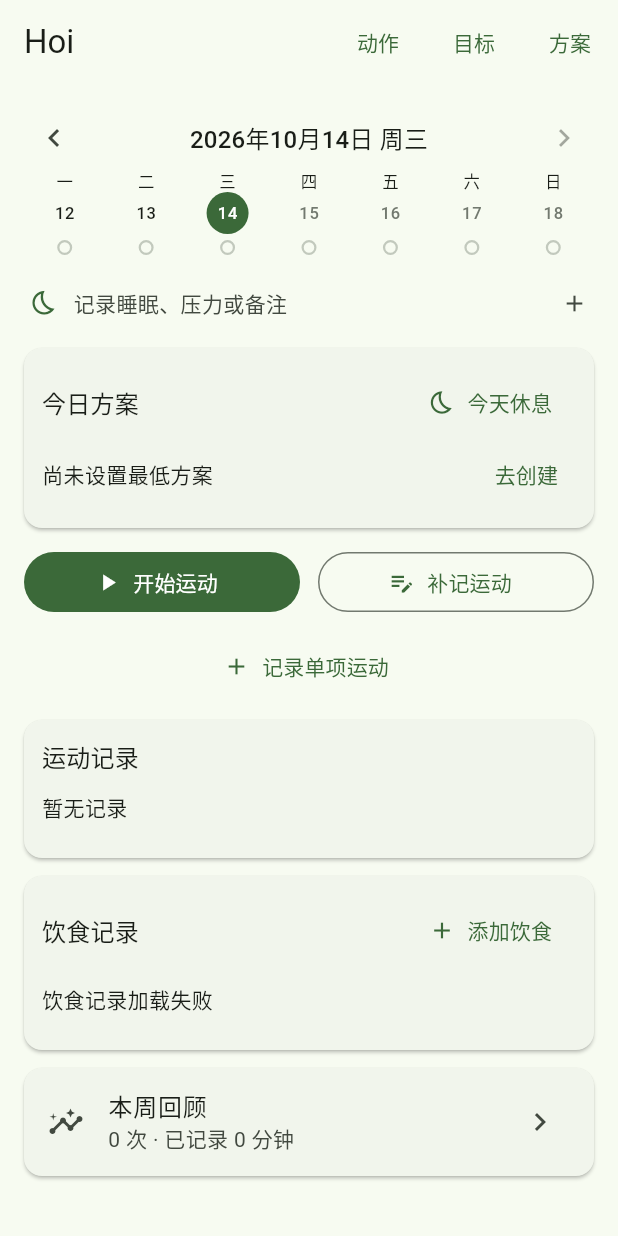
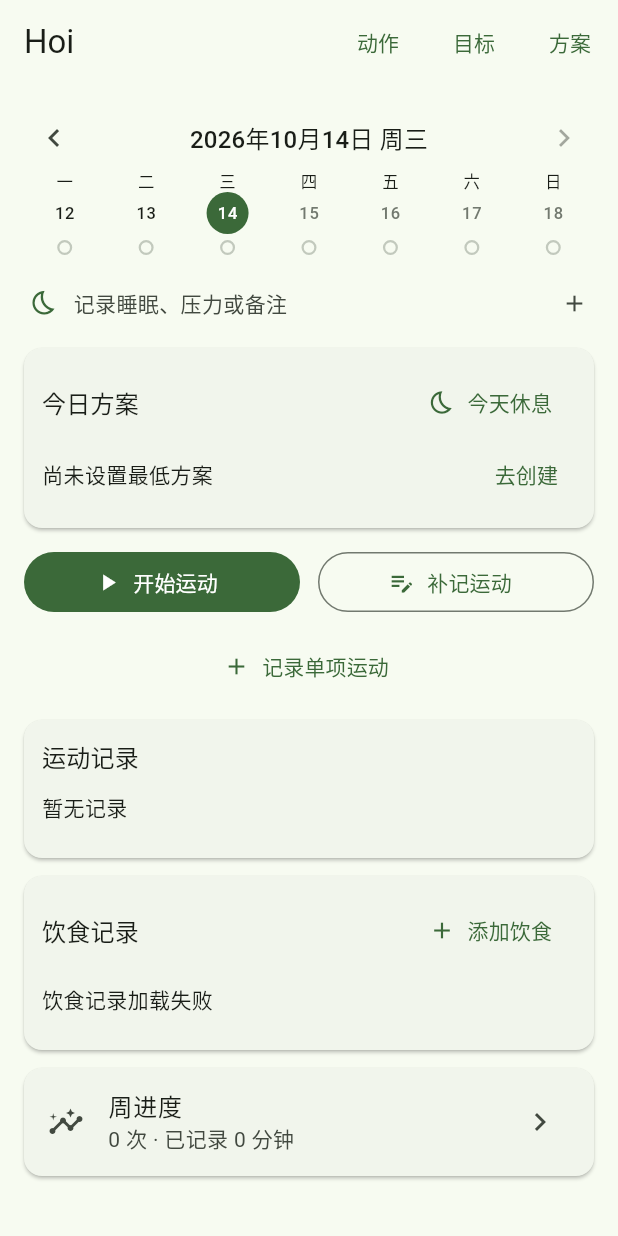
Before and after one commit to GES233/Hoi, a Flutter app: the screen it shows after launch, on a phone screen of 412 x 824 dp. Run offline on Flutter 3.47's test engine with Material 3 defaults, Android fonts, the phone set to English and light mode, and no system bars; our stand-ins replace drift, drift_flutter, flutter_riverpod; accounts and stored records are empty; generated files the repository leaves out were written again.

Commit message:
feat: 首页改为周进度入口，周进度页只读
- 入口与页面「本周回顾」改名「周进度」；副标题时长改用「不足 1 分钟」口径，
  不再把未满一分钟的记录显示成 0 分钟
- 周条的日期格抽成 WeekDayRow，周进度页只作展示，点日期不再改全局选中日期
- 点阵图例补回周进度页（WeekStatusLegend），并修正 StatusDot 上失真的注释
- 入口在统计加载失败时不可点，避免跳进同样加载失败的页面

```diff
--- a/lib/screens/home_screen.dart
+++ b/lib/screens/home_screen.dart
@@ -6,7 +6,7 @@ import '../widgets/home_cards.dart';
 import '../widgets/home_workout_cards.dart';
 import '../widgets/daily_checkin_card.dart';
 import '../widgets/week_strip.dart';
-import '../widgets/weekly_review_entry.dart';
+import '../widgets/week_progress_entry.dart';
 import 'exercises_screen.dart';
 import 'plans_screen.dart';
 import 'rules_screen.dart';
@@ -14,7 +14,7 @@ import 'rules_screen.dart';
 /// 首页：行动入口优先，不使用悬浮按钮。
 /// 顺序：周条（选日期 + 本周落实点阵，非今天可回今天）→ 每日状态 → 今日方案 →
 /// 开始/补记/单项入口 → 进行中的训练（与选中日期无关）→ 当日运动记录 →
-/// 饮食入口与摘要 → 紧凑本周回顾入口
+/// 饮食入口与摘要 → 紧凑周进度入口
 class HomeScreen extends ConsumerWidget {
   const HomeScreen({super.key});
 
@@ -74,7 +74,7 @@ class HomeScreen extends ConsumerWidget {
           const SizedBox(height: 12),
           FoodSection(entriesAsync: foodAsync),
           const SizedBox(height: 12),
-          const WeeklyReviewEntry(),
+          const WeekProgressEntry(),
         ],
       ),
     );
--- /dev/null
+++ b/lib/widgets/week_progress_entry.dart
@@ -0,0 +1,48 @@
+import 'package:flutter/material.dart';
+import 'package:flutter_riverpod/flutter_riverpod.dart';
+
+import '../providers/app_providers.dart';
+import '../screens/week_progress_screen.dart';
+
+/// 已记录时长口径：非零但不足 1 分钟时显示「不足 1 分钟」，
+/// 避免周摘要出现「已记录 0 分钟」这种看不出有没有记录的说法。
+String formatRecordedMinutes(int seconds) {
+  if (seconds <= 0) return '0 分钟';
+  if (seconds < 60) return '不足 1 分钟';
+  return '${(seconds / 60).toStringAsFixed(seconds % 60 == 0 ? 0 : 1)} 分钟';
+}
+
+/// 首页的周进度入口：只显示本周次数与已记录时长，
+/// 落实点阵、运动时段与周期目标都在周进度页里。
+class WeekProgressEntry extends ConsumerWidget {
+  const WeekProgressEntry({super.key});
+
+  @override
+  Widget build(BuildContext context, WidgetRef ref) {
+    final workoutsAsync = ref.watch(weekWorkoutsProvider);
+    final workouts = workoutsAsync.value ?? [];
+    final totalSeconds = workouts.fold<int>(
+      0,
+      (sum, workout) => sum + (workout.totalSeconds ?? 0),
+    );
+    final subtitle = workoutsAsync.hasError
+        ? '本周统计加载失败'
+        : !workoutsAsync.hasValue
+        ? '加载中…'
+        : '${workouts.length} 次 · 已记录 ${formatRecordedMinutes(totalSeconds)}';
+    return Card(
+      child: ListTile(
+        leading: const Icon(Icons.insights_outlined),
+        title: const Text('周进度'),
+        subtitle: Text(subtitle),
+        trailing: const Icon(Icons.chevron_right),
+        // 统计加载失败时不提供入口，避免跳到一个同样加载失败的页面
+        onTap: workoutsAsync.hasError
+            ? null
+            : () => Navigator.of(context).push(
+                MaterialPageRoute(builder: (_) => const WeekProgressScreen()),
+              ),
+      ),
+    );
+  }
+}
--- a/lib/widgets/week_strip.dart
+++ b/lib/widgets/week_strip.dart
@@ -6,6 +6,7 @@ import '../database/database.dart';
 import '../providers/app_providers.dart';
 
 const _weekdays = ['周一', '周二', '周三', '周四', '周五', '周六', '周日'];
+const _weekdayLabels = ['一', '二', '三', '四', '五', '六', '日'];
 
 /// 周条标题的日期格式：「yyyy年M月d日 周X」
 String formatWeekDate(DateTime date) =>
@@ -18,8 +19,6 @@ class WeekStrip extends ConsumerWidget {
   const WeekStrip({super.key, required this.date});
 
   final DateTime date;
-
-  static const _weekdayLabels = ['一', '二', '三', '四', '五', '六', '日'];
 
   Future<void> _pickDate(BuildContext context, WidgetRef ref) async {
     final today = AppDatabase.dateOnly(DateTime.now());
@@ -36,7 +35,6 @@ class WeekStrip extends ConsumerWidget {
 
   @override
   Widget build(BuildContext context, WidgetRef ref) {
-    final statuses = ref.watch(weekDailyStatusProvider).value ?? {};
     final today = AppDatabase.dateOnly(DateTime.now());
     final weekStart = AppDatabase.weekStart(date);
     final isToday = date == today;
@@ -91,37 +89,56 @@ class WeekStrip extends ConsumerWidget {
               notifier.shift(-7);
             }
           },
-          child: Row(
+          child: WeekDayRow(date: date, onSelectDay: notifier.select),
+        ),
+      ],
+    );
+  }
+}
+
+/// 一周七天的日期格（周条与周进度页共用）。
+/// [onSelectDay] 为空时只作展示，点按不改变全局选中日期。
+class WeekDayRow extends ConsumerWidget {
+  const WeekDayRow({super.key, required this.date, this.onSelectDay});
+
+  final DateTime date;
+  final ValueChanged<DateTime>? onSelectDay;
+
+  @override
+  Widget build(BuildContext context, WidgetRef ref) {
+    final statuses = ref.watch(weekDailyStatusProvider).value ?? {};
+    final today = AppDatabase.dateOnly(DateTime.now());
+    final weekStart = AppDatabase.weekStart(date);
+
+    return Row(
       children: [
         for (var i = 0; i < 7; i++)
           _dayCell(
             context,
-                  ref,
             weekStart.add(Duration(days: i)),
-                  statuses[weekStart.add(Duration(days: i))] ??
-                      DailyStatus.none,
+            statuses[weekStart.add(Duration(days: i))] ?? DailyStatus.none,
             today,
-                ),
-            ],
-          ),
           ),
       ],
     );
   }
 
   /// 单日格子：星期标签 + 日期数字（选中为实心圆、今天加下划线）+ 状态点
-  Widget _dayCell(BuildContext context, WidgetRef ref, DateTime day,
-      DailyStatus status, DateTime today) {
+  Widget _dayCell(
+    BuildContext context,
+    DateTime day,
+    DailyStatus status,
+    DateTime today,
+  ) {
     final scheme = Theme.of(context).colorScheme;
     final isSelected = day == date;
     final isToday = day == today;
     final isFuture = day.isAfter(today);
     final labelStyle = Theme.of(context).textTheme.labelSmall;
+    final onSelectDay = this.onSelectDay;
     return Expanded(
       child: InkWell(
-        onTap: isFuture
-            ? null
-            : () => ref.read(selectedDateProvider.notifier).select(day),
+        onTap: onSelectDay == null || isFuture ? null : () => onSelectDay(day),
         child: Column(
           children: [
             Text(_weekdayLabels[day.weekday - 1], style: labelStyle),
@@ -137,8 +154,7 @@ class WeekStrip extends ConsumerWidget {
                   decoration: isToday && !isSelected
                       ? BoxDecoration(
                           border: Border(
-                            bottom:
-                                BorderSide(color: scheme.primary, width: 2),
+                            bottom: BorderSide(color: scheme.primary, width: 2),
                           ),
                         )
                       : null,
@@ -167,7 +183,7 @@ class WeekStrip extends ConsumerWidget {
   }
 }
 
-/// 周条与图例共用的状态点：无记录（空心灰）/ 有记录未达最低（浅绿描边）/
+/// 日期格与图例共用的状态点：无记录（空心灰）/ 有记录未达最低（浅绿描边）/
 /// 最低达标（实心绿）/ 常规达标（实心绿 + 外圈）/ 休息（小月亮）。
 /// 不使用红色或叉号，未达标不表达为失败
 class StatusDot extends StatelessWidget {
@@ -212,3 +228,35 @@ class StatusDot extends StatelessWidget {
         ),
       );
 }
+
+/// 日期格状态点的图例，放在周进度页；按产品要求，未达标不表达为失败。
+class WeekStatusLegend extends StatelessWidget {
+  const WeekStatusLegend({super.key});
+
+  @override
+  Widget build(BuildContext context) => Wrap(
+    spacing: 12,
+    runSpacing: 4,
+    children: [
+      _item(context, DailyStatus.none, '无记录'),
+      _item(context, DailyStatus.recorded, '有记录'),
+      _item(context, DailyStatus.minDone, '最低达标'),
+      _item(context, DailyStatus.regularDone, '常规达标'),
+      _item(context, DailyStatus.rest, '休息'),
+    ],
+  );
+
+  static Widget _item(BuildContext context, DailyStatus status, String label) =>
+      Row(
+        mainAxisSize: MainAxisSize.min,
+        children: [
+          SizedBox(
+            width: 14,
+            height: 14,
+            child: Center(child: StatusDot(status: status)),
+          ),
+          const SizedBox(width: 4),
+          Text(label, style: Theme.of(context).textTheme.labelSmall),
+        ],
+      );
+}
--- a/lib/widgets/weekly_review_entry.dart
+++ /dev/null
@@ -1,37 +0,0 @@
-import 'package:flutter/material.dart';
-import 'package:flutter_riverpod/flutter_riverpod.dart';
-
-import '../providers/app_providers.dart';
-import '../screens/weekly_review_screen.dart';
-
-class WeeklyReviewEntry extends ConsumerWidget {
-  const WeeklyReviewEntry({super.key});
-
-  @override
-  Widget build(BuildContext context, WidgetRef ref) {
-    final workoutsAsync = ref.watch(weekWorkoutsProvider);
-    final workouts = workoutsAsync.value ?? [];
-    final totalMinutes =
-        workouts.fold<int>(
-          0,
-          (sum, workout) => sum + (workout.totalSeconds ?? 0),
-        ) ~/
-        60;
-    final subtitle = workoutsAsync.hasError
-        ? '本周统计加载失败'
-        : !workoutsAsync.hasValue
-        ? '加载中…'
-        : '${workouts.length} 次 · 已记录 $totalMinutes 分钟';
-    return Card(
-      child: ListTile(
-        leading: const Icon(Icons.insights_outlined),
-        title: const Text('本周回顾'),
-        subtitle: Text(subtitle),
-        trailing: const Icon(Icons.chevron_right),
-        onTap: () => Navigator.of(
-          context,
-        ).push(MaterialPageRoute(builder: (_) => const WeeklyReviewScreen())),
-      ),
-    );
-  }
-}
```
Also changed, not shown: lib/screens/week_progress_screen.dart (added, +42 -0 lines), lib/screens/weekly_review_screen.dart (deleted, +0 -29 lines), 1 other file. Lines whose indentation alone changed are shown as unchanged.
